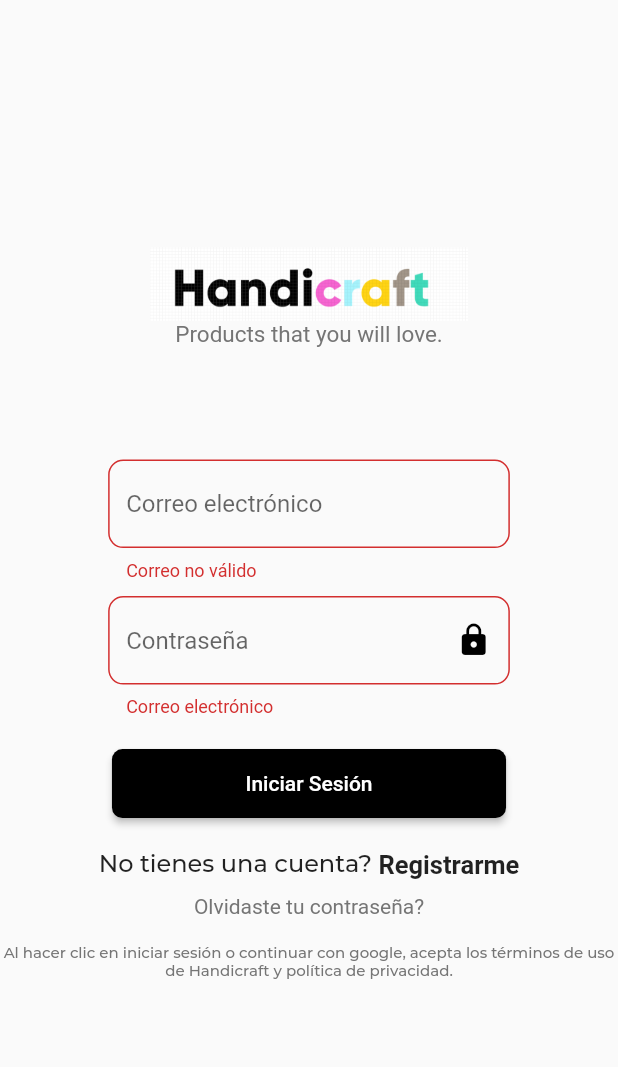
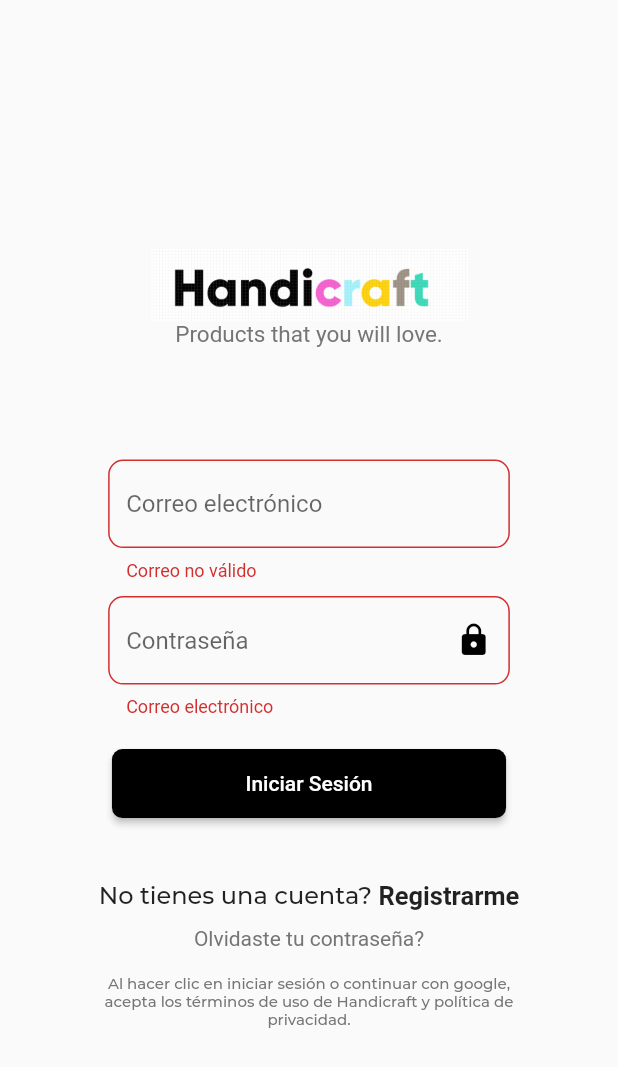
Before and after one commit to agchavez/Handicraft, a Flutter app: the LoginPage screen opened by its route, after a tap on "Iniciar Sesión", on a phone screen of 412 x 824 dp. Shown: the top 1067 px of the screen. Run offline on Flutter 3.47's test engine with Material 2 defaults, Android fonts, the phone set to English and light mode, and no system bars; our stand-ins replace firebase_auth, firebase_core, google_sign_in; missing offline and left inert: custom_switch_button; accounts and stored records are empty; project files that could hold a hidden picture were left out.

Commit message:
resolviendo problemas de integracion de ramas

```diff
--- a/lib/models/login_user.dart
+++ b/lib/models/login_user.dart
@@ -7,8 +7,8 @@ String loginAcountModelToJson(LoginAcountModel data) =>
     json.encode(data.toJson());
 
 class LoginAcountModel {
-  String? email;
-  String? password;
+  String email;
+  String password;
 
   LoginAcountModel({
     this.email,
--- a/lib/pages/home_page.dart
+++ b/lib/pages/home_page.dart
@@ -242,7 +242,9 @@ class _MainExpandableNavBarState extends State<MainExpandableNavBar>
                               color: Colors.white,
                               textColor: Colors.black,
                               onPressed: () {
-                                final provider = Provider.of<GoogleSignInProvider>(context, listen: false);
+                                final provider =
+                                    Provider.of<GoogleSignInProvider>(context,
+                                        listen: false);
                                 provider.googleLogin();
                               },
                             ),
--- a/lib/pages/login_page.dart
+++ b/lib/pages/login_page.dart
@@ -2,9 +2,7 @@ import 'package:flutter/material.dart';
 import 'package:handicraft_app/models/login_user.dart';
 import 'package:handicraft_app/utils/util.dart' as utils;
 
-
 class LoginPage extends StatefulWidget {
-  const LoginPage({Key? key}) : super(key: key);
   @override
   _LoginPageState createState() => _LoginPageState();
 }
@@ -40,7 +38,7 @@ class _LoginPageState extends State<LoginPage> {
                     color: Colors.black,
                   ),
             SizedBox(
-              height: 20,
+              height: size.height * 0.05,
             ),
             Center(
               child: GestureDetector(
@@ -78,6 +76,7 @@ class _LoginPageState extends State<LoginPage> {
               ),
             ),
             Container(
+              width: size.width * 0.74,
               child: Text(
                 "Al hacer clic en iniciar sesión o continuar con google, acepta los términos de uso de Handicraft y política de privacidad.",
                 textAlign: TextAlign.center,
@@ -101,7 +100,7 @@ class _LoginPageState extends State<LoginPage> {
           children: [
             Image(
                 height: size.height * 0.06,
-                image: AssetImage('assets/logo.png')),
+                image: AssetImage('assets/images/logo.png')),
             Text(
               "Products that you will love.",
               style: TextStyle(color: Colors.grey[600], fontSize: 15),
@@ -211,7 +210,7 @@ class _LoginPageState extends State<LoginPage> {
               ),
               onSaved: (login) => login_user.password = login,
               validator: (value) {
-                if (value!.isEmpty) {
+                if (value.isEmpty) {
                   return 'Correo electrónico';
                 } else {
                   return null;
@@ -254,13 +253,13 @@ class _LoginPageState extends State<LoginPage> {
     setState(() {
       check = !check;
     });
-    if (!formkey.currentState!.validate()) {
+    if (!formkey.currentState.validate()) {
       setState(() {
         check = !check;
       });
       return;
     }
-    formkey.currentState!.save();
+    formkey.currentState.save();
     setState(() {
       check = !check;
     });
```
Also changed, not shown: lib/main.dart (+8 -6 lines), lib/models/acount_user.dart (+4 -4 lines), lib/pages/register_page.dart (+40 -17 lines), pubspec.yaml (+2 -5 lines), assets/images/Spinner-1s-200px.gif (renamed from assets/Spinner-1s-200px.gif), assets/images/logo.png (renamed from assets/logo.png), assets/images/unnamed.png (renamed from assets/unnamed.png), pubspec.lock.
